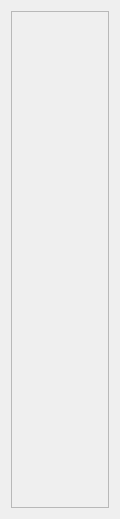
This is src/main/python/ui/frame_check.ui in podkidyshev/health-weather_correlation as Qt 5 draws it before an edit. The edited form follows.
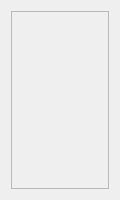
This is the edited form.

Patch:
```diff
--- a/src/main/python/ui/frame_check.ui
+++ b/src/main/python/ui/frame_check.ui
@@ -7,13 +7,13 @@
     <x>0</x>
     <y>0</y>
     <width>120</width>
-    <height>519</height>
+    <height>200</height>
    </rect>
   </property>
   <property name="minimumSize">
    <size>
     <width>120</width>
-    <height>0</height>
+    <height>200</height>
    </size>
   </property>
   <property name="maximumSize">
@@ -37,7 +37,7 @@
         <x>0</x>
         <y>0</y>
         <width>100</width>
-        <height>499</height>
+        <height>180</height>
        </rect>
       </property>
       <layout class="QVBoxLayout" name="verticalLayout_2"/>
```
